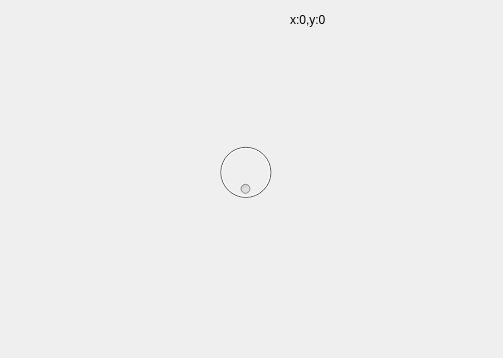
First picture: the form in coordinatemap.ui, repository ONEICE2018/NvRpcLinuxQtDebuger, before the edit.
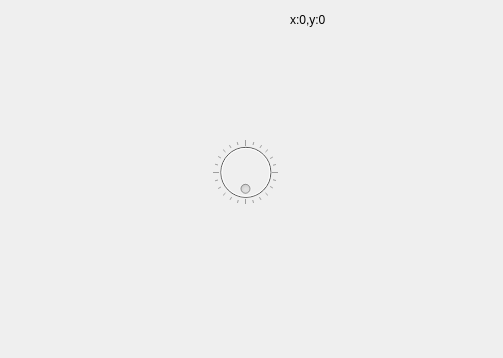
Second picture: the form after the edit.

```diff
--- a/coordinatemap.ui
+++ b/coordinatemap.ui
@@ -75,10 +75,10 @@
     <bool>true</bool>
    </property>
    <property name="notchTarget">
-    <double>0.000000000000000</double>
+    <double>15.000000000000000</double>
    </property>
    <property name="notchesVisible">
-    <bool>false</bool>
+    <bool>true</bool>
    </property>
   </widget>
  </widget>
```
